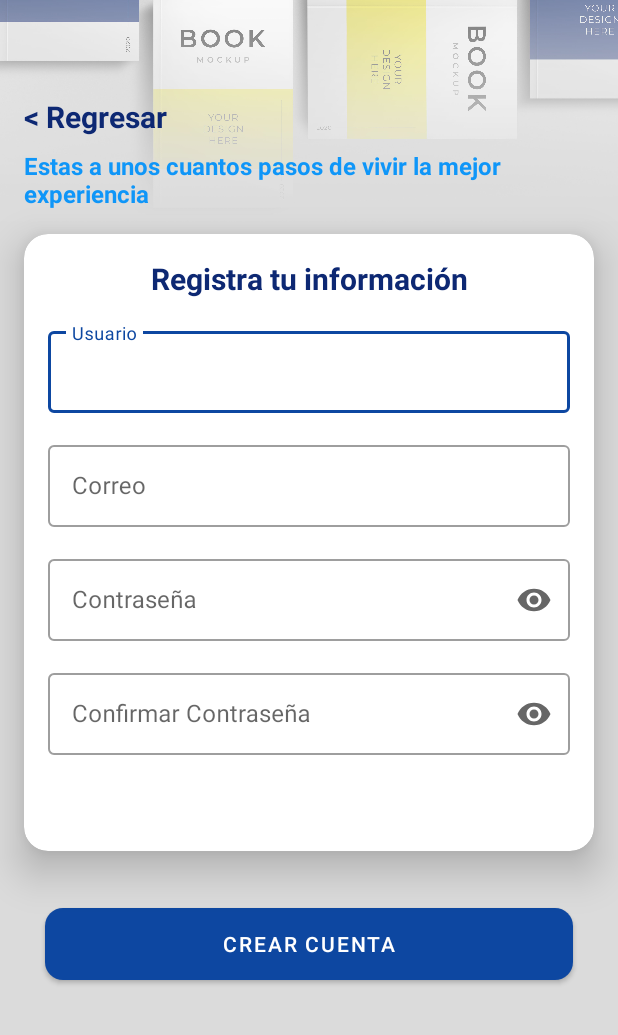
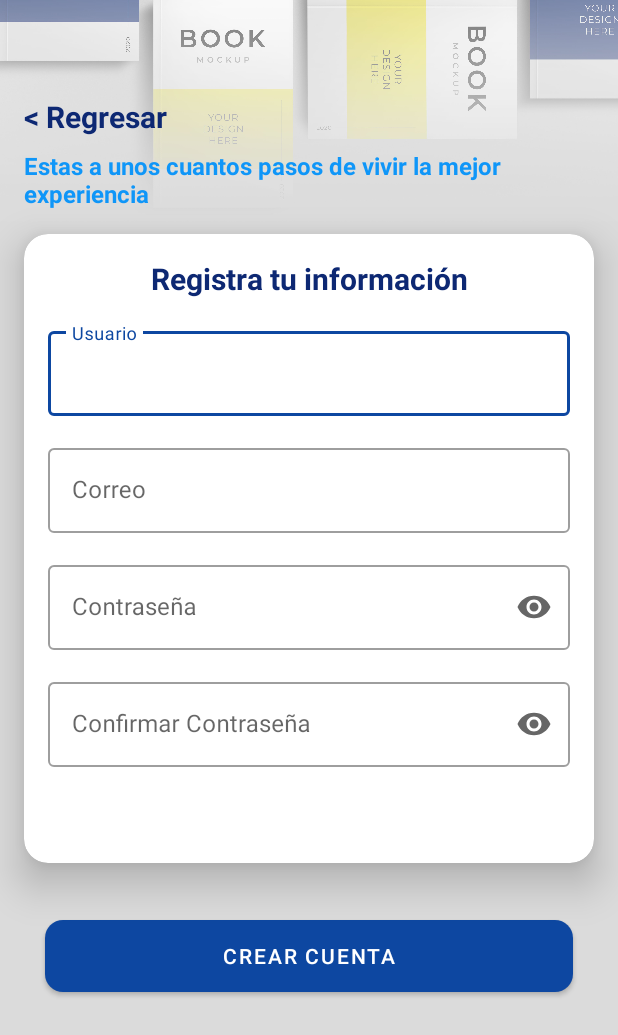
Before and after one commit to FabianGC0610/Kodemia_Fabian, an Android app: the SiginActivity screen opened directly, with no data from a screen before it, on a phone screen of 412 x 824 dp. Shown: the top 1035 px of the screen. Run offline under Robolectric (Android 15) with nearby library versions, the phone set to English and light mode, and no system bars.

Commit message:
Error TextField_SetError Solucionado

```diff
--- a/app/src/main/res/layout/activity_login.xml
+++ b/app/src/main/res/layout/activity_login.xml
@@ -100,6 +100,7 @@
                 android:layout_width="match_parent"
                 android:layout_height="wrap_content"
                 android:layout_marginTop="2dp"
+                android:layout_marginBottom="32dp"
                 android:clickable="true"
                 android:focusable="true"
                 android:gravity="center"
--- a/app/src/main/res/layout/activity_main.xml
+++ b/app/src/main/res/layout/activity_main.xml
@@ -9,7 +9,10 @@
     <TextView
         android:layout_width="wrap_content"
         android:layout_height="wrap_content"
-        android:text="Hello World!"
+        android:text="Activities"
+        android:textStyle="bold"
+        android:textColor="@color/blue_book"
+        android:textSize="24sp"
         app:layout_constraintBottom_toBottomOf="parent"
         app:layout_constraintLeft_toLeftOf="parent"
         app:layout_constraintRight_toRightOf="parent"
--- a/app/src/main/res/layout/activity_sigin.xml
+++ b/app/src/main/res/layout/activity_sigin.xml
@@ -23,7 +23,7 @@
 
         <androidx.constraintlayout.widget.ConstraintLayout
             android:layout_width="match_parent"
-            android:layout_height="wrap_content">
+            android:layout_height="match_parent">
 
 
             <TextView
@@ -88,7 +88,7 @@
                         android:id="@+id/tilUsuario"
                         style="@style/Widget.MaterialComponents.TextInputLayout.OutlinedBox"
                         android:layout_width="match_parent"
-                        android:layout_height="60dp"
+                        android:layout_height="wrap_content"
                         android:layout_marginHorizontal="16dp"
                         android:layout_marginTop="16dp"
                         app:layout_constraintEnd_toEndOf="parent"
@@ -100,7 +100,7 @@
                             android:layout_width="match_parent"
                             android:layout_height="wrap_content"
                             android:hint="@string/textUsuario"
-                            android:inputType="text"/>
+                            android:inputType="text" />
 
                     </com.google.android.material.textfield.TextInputLayout>
 
@@ -108,7 +108,7 @@
                         android:id="@+id/tilCorreoSigin"
                         style="@style/Widget.MaterialComponents.TextInputLayout.OutlinedBox"
                         android:layout_width="match_parent"
-                        android:layout_height="60dp"
+                        android:layout_height="wrap_content"
                         android:layout_marginHorizontal="16dp"
                         android:layout_marginTop="16dp"
                         app:layout_constraintEnd_toEndOf="parent"
@@ -128,12 +128,12 @@
                         android:id="@+id/tilPasswordSigin"
                         style="@style/Widget.MaterialComponents.TextInputLayout.OutlinedBox"
                         android:layout_width="match_parent"
-                        android:layout_height="60dp"
+                        android:layout_height="wrap_content"
                         android:layout_marginHorizontal="16dp"
                         android:layout_marginTop="16dp"
+                        app:endIconMode="password_toggle"
                         app:layout_constraintEnd_toEndOf="parent"
                         app:layout_constraintStart_toStartOf="parent"
-                        app:endIconMode="password_toggle"
                         app:layout_constraintTop_toBottomOf="@+id/tilCorreoSigin">
 
                         <com.google.android.material.textfield.TextInputEditText
@@ -149,14 +149,14 @@
                         android:id="@+id/tilPassConfirm"
                         style="@style/Widget.MaterialComponents.TextInputLayout.OutlinedBox"
                         android:layout_width="match_parent"
-                        android:layout_height="60dp"
+                        android:layout_height="wrap_content"
                         android:layout_marginHorizontal="16dp"
                         android:layout_marginTop="16dp"
                         android:layout_marginBottom="64dp"
+                        app:endIconMode="password_toggle"
                         app:layout_constraintBottom_toBottomOf="parent"
                         app:layout_constraintEnd_toEndOf="parent"
                         app:layout_constraintStart_toStartOf="parent"
-                        app:endIconMode="password_toggle"
                         app:layout_constraintTop_toBottomOf="@+id/tilPasswordSigin">
 
                         <com.google.android.material.textfield.TextInputEditText
@@ -179,8 +179,10 @@
                 android:layout_marginStart="30dp"
                 android:layout_marginTop="32dp"
                 android:layout_marginEnd="30dp"
+                android:layout_marginBottom="32dp"
                 android:text="@string/buttonSigin"
                 app:cornerRadius="12dp"
+                app:layout_constraintBottom_toBottomOf="parent"
                 app:layout_constraintEnd_toEndOf="parent"
                 app:layout_constraintStart_toStartOf="parent"
                 app:layout_constraintTop_toBottomOf="@+id/materialCardView" />
```
Also changed, not shown: app/src/main/AndroidManifest.xml (+5 -6 lines).
